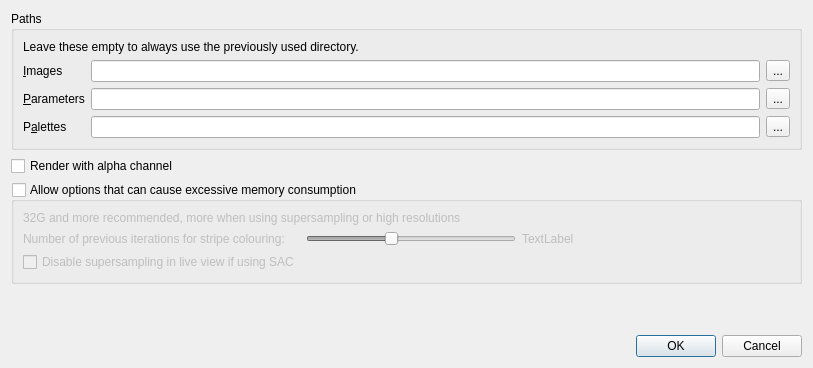
Qt form src/prefs.ui (bernds/GAPFixFractal) before a commit.
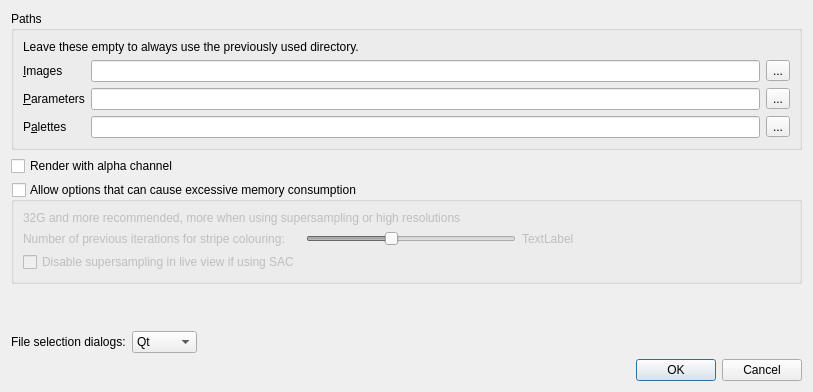
The same form after that commit.

Commit message:
Add an option to choose between Qt and native file selection dialogs
The GTK "native" one has an issue that allows overwriting files without
confirmation. Googling shows reports about this sort of thing from 10 years
ago. Just GTK things I guess. Make Qt dialogs the default for that
reason.

```diff
--- a/src/prefs.ui
+++ b/src/prefs.ui
@@ -7,7 +7,7 @@
     <x>0</x>
     <y>0</y>
     <width>813</width>
-    <height>368</height>
+    <height>392</height>
    </rect>
   </property>
   <property name="windowTitle">
@@ -195,6 +195,58 @@
      </property>
     </spacer>
    </item>
+   <item>
+    <widget class="QWidget" name="widget" native="true">
+     <layout class="QHBoxLayout" name="horizontalLayout">
+      <property name="leftMargin">
+       <number>0</number>
+      </property>
+      <property name="topMargin">
+       <number>0</number>
+      </property>
+      <property name="rightMargin">
+       <number>0</number>
+      </property>
+      <property name="bottomMargin">
+       <number>0</number>
+      </property>
+      <item>
+       <widget class="QLabel" name="label_7">
+        <property name="text">
+         <string>File selection dialogs:</string>
+        </property>
+       </widget>
+      </item>
+      <item>
+       <widget class="QComboBox" name="fileselComboBox">
+        <item>
+         <property name="text">
+          <string>Qt</string>
+         </property>
+        </item>
+        <item>
+         <property name="text">
+          <string>Native</string>
+         </property>
+        </item>
+       </widget>
+      </item>
+      <item>
+       <spacer name="horizontalSpacer_2">
+        <property name="orientation">
+         <enum>Qt::Horizontal</enum>
+        </property>
+        <property name="sizeHint" stdset="0">
+         <size>
+          <width>40</width>
+          <height>20</height>
+         </size>
+        </property>
+       </spacer>
+      </item>
+     </layout>
+    </widget>
+   </item>
    <item>
     <widget class="QDialogButtonBox" name="buttonBox">
      <property name="orientation">
```
The commit also changes 2 other files.
